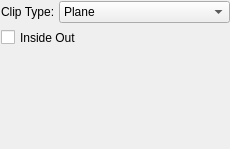
This is SIMPLVtkLib/Visualization/VisualFilters/UI_Files/VSClipFilterWidget.ui in tplatt77/SIMPLVtkLib as Qt 5 draws it before an edit. The edited form follows.
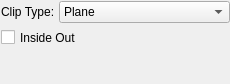
This is the edited form.

Commit message: * Updated VSMainWidget2 to use SVOverlayWidgetButtons instead of popups. * Fixed a bug where visualization filters could not be applied or reset. * Fixed a bug where threshold filters had no way to set their range or active array.

What changed in the file:
```diff
--- a/SIMPLVtkLib/Visualization/VisualFilters/UI_Files/VSClipFilterWidget.ui
+++ b/SIMPLVtkLib/Visualization/VisualFilters/UI_Files/VSClipFilterWidget.ui
@@ -7,21 +7,15 @@
     <x>0</x>
     <y>0</y>
     <width>230</width>
-    <height>149</height>
+    <height>84</height>
    </rect>
   </property>
   <property name="sizePolicy">
-   <sizepolicy hsizetype="Preferred" vsizetype="Preferred">
+   <sizepolicy hsizetype="Preferred" vsizetype="Minimum">
     <horstretch>0</horstretch>
     <verstretch>0</verstretch>
    </sizepolicy>
   </property>
-  <property name="minimumSize">
-   <size>
-    <width>0</width>
-    <height>0</height>
-   </size>
-  </property>
   <property name="windowTitle">
    <string>Clip Filter Widget</string>
   </property>
@@ -131,7 +125,29 @@
    </item>
    <item>
     <widget class="QWidget" name="clipFunctionWidget" native="true">
-     <layout class="QGridLayout" name="gridLayout"/>
+     <property name="sizePolicy">
+      <sizepolicy hsizetype="Preferred" vsizetype="Minimum">
+       <horstretch>0</horstretch>
+       <verstretch>0</verstretch>
+      </sizepolicy>
+     </property>
+     <layout class="QGridLayout" name="gridLayout">
+      <property name="leftMargin">
+       <number>0</number>
+      </property>
+      <property name="topMargin">
+       <number>0</number>
+      </property>
+      <property name="rightMargin">
+       <number>0</number>
+      </property>
+      <property name="bottomMargin">
+       <number>0</number>
+      </property>
+      <property name="spacing">
+       <number>4</number>
+      </property>
+     </layout>
     </widget>
    </item>
   </layout>
```
The commit also changes 32 other files.
